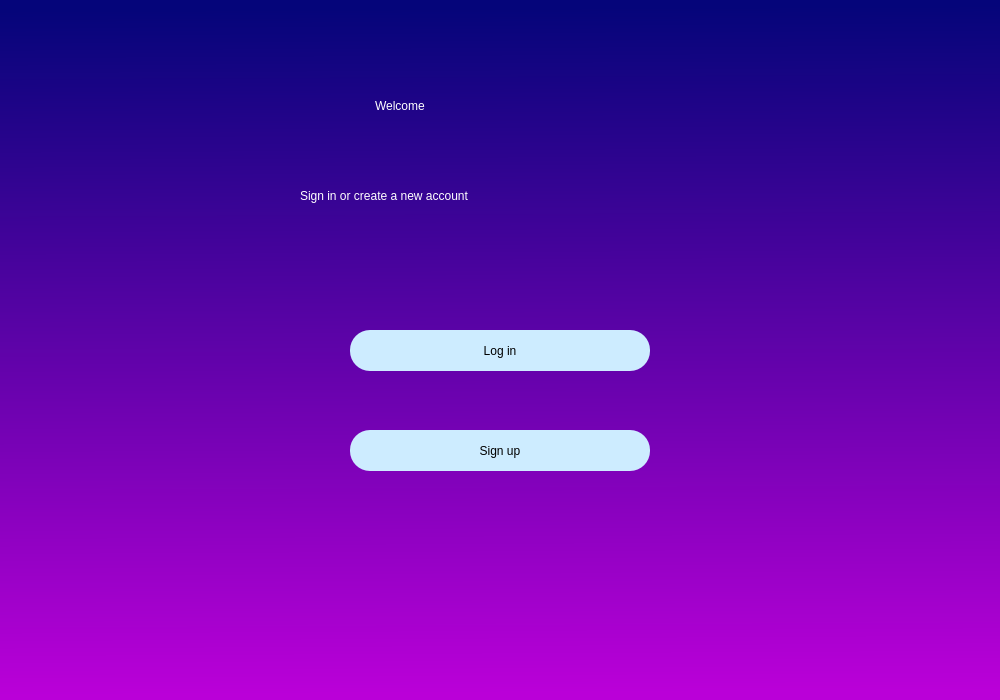
Qt form ui/welcomescreen.ui (AlonIvshin/AutomaticGymTrainer) before a commit.
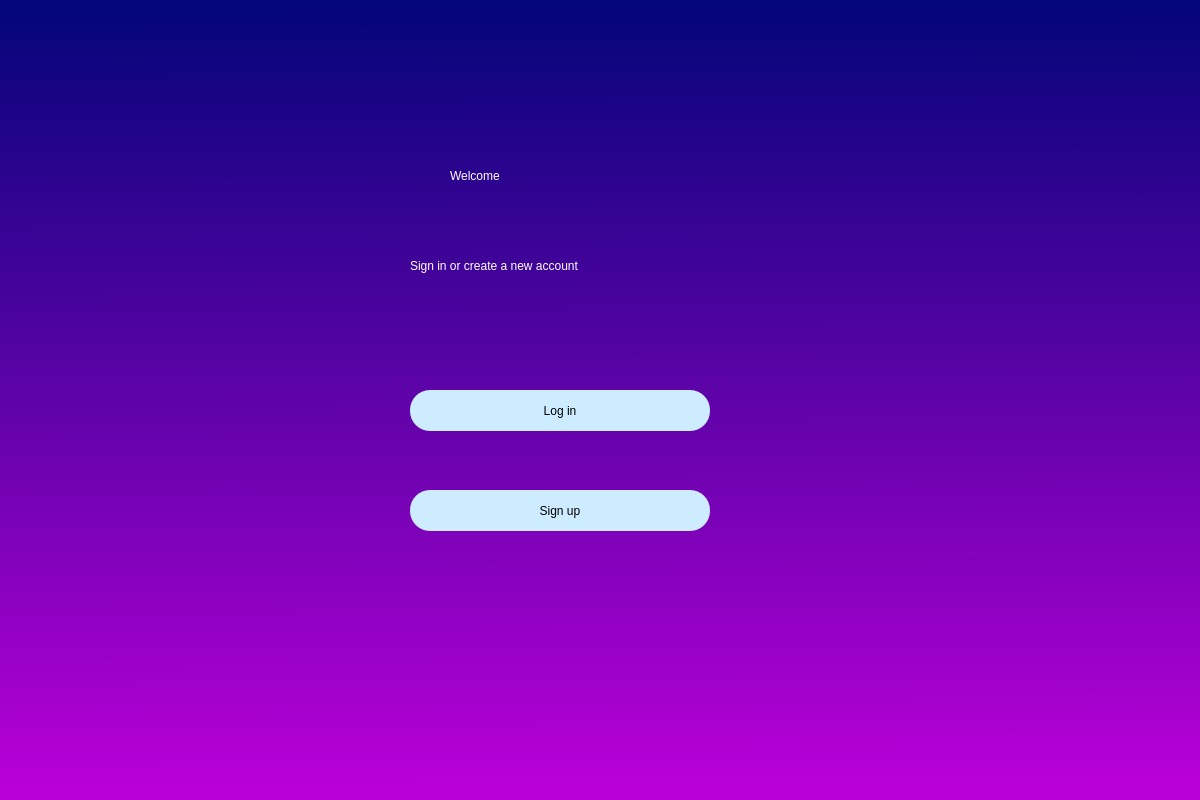
The same form after that commit.

```diff
--- a/ui/welcomescreen.ui
+++ b/ui/welcomescreen.ui
@@ -6,8 +6,8 @@
    <rect>
     <x>0</x>
     <y>0</y>
-    <width>1000</width>
-    <height>700</height>
+    <width>1200</width>
+    <height>800</height>
    </rect>
   </property>
   <property name="windowTitle">
@@ -25,8 +25,8 @@
    <widget class="QLabel" name="label">
     <property name="geometry">
      <rect>
-      <x>375</x>
-      <y>50</y>
+      <x>450</x>
+      <y>120</y>
       <width>250</width>
       <height>111</height>
      </rect>
@@ -41,8 +41,8 @@
    <widget class="QLabel" name="label_2">
     <property name="geometry">
      <rect>
-      <x>300</x>
-      <y>170</y>
+      <x>410</x>
+      <y>240</y>
       <width>400</width>
       <height>51</height>
      </rect>
@@ -57,8 +57,8 @@
    <widget class="QPushButton" name="bt_login">
     <property name="geometry">
      <rect>
-      <x>350</x>
-      <y>330</y>
+      <x>410</x>
+      <y>390</y>
       <width>300</width>
       <height>41</height>
      </rect>
@@ -75,8 +75,8 @@
    <widget class="QPushButton" name="bt_signup">
     <property name="geometry">
      <rect>
-      <x>350</x>
-      <y>430</y>
+      <x>410</x>
+      <y>490</y>
       <width>300</width>
       <height>41</height>
      </rect>
```
